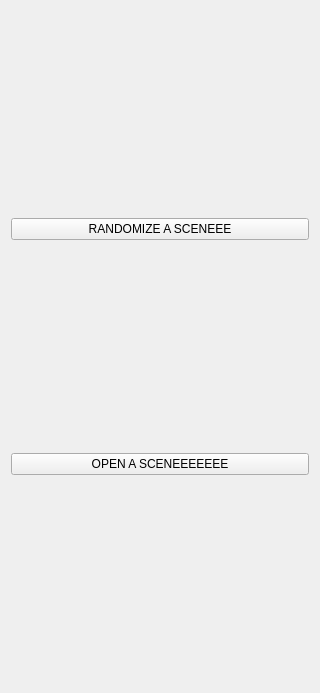
This is src/SideBar.ui in adickin/Simple-Ray-Tracer as Qt 5 draws it before an edit. The edited form follows.
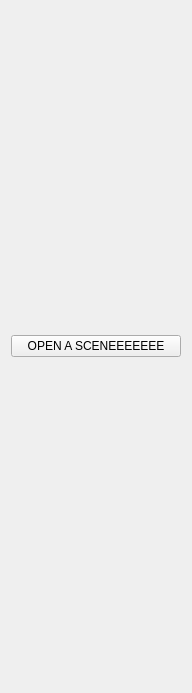
This is the edited form.

Commit message: finished up scene loader and added a ton of colours

What changed in the file:
```diff
--- a/src/SideBar.ui
+++ b/src/SideBar.ui
@@ -6,7 +6,7 @@
    <rect>
     <x>0</x>
     <y>0</y>
-    <width>320</width>
+    <width>192</width>
     <height>693</height>
    </rect>
   </property>
@@ -18,7 +18,7 @@
   </property>
   <property name="minimumSize">
    <size>
-    <width>320</width>
+    <width>192</width>
     <height>0</height>
    </size>
   </property>
@@ -32,13 +32,6 @@
    <string>Form</string>
   </property>
   <layout class="QVBoxLayout" name="verticalLayout">
-   <item>
-    <widget class="QPushButton" name="randomizeSceneButton">
-     <property name="text">
-      <string>RANDOMIZE A SCENEEE</string>
-     </property>
-    </widget>
-   </item>
    <item>
     <widget class="QPushButton" name="openSceneButton">
      <property name="text">
```
The commit also changes 17 other files.
